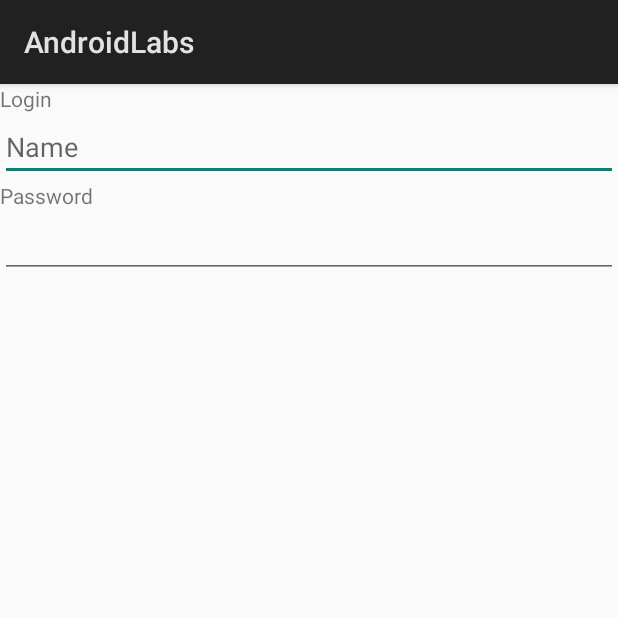
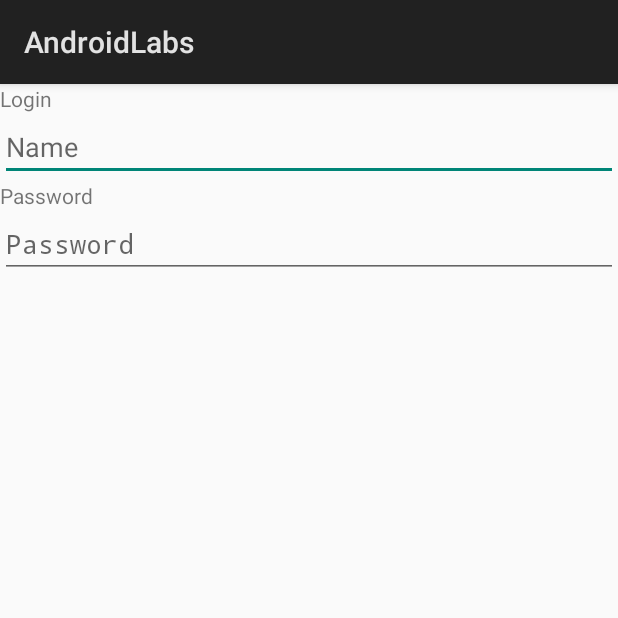
Before and after one commit to curr0250/AndroidLabs2, an Android app: the screen it shows after launch (LoginActivity), on a phone screen of 412 x 824 dp, the top half of it. Run offline under Robolectric (Android 15) with nearby library versions, the phone set to English and light mode, and no system bars.

Commit message:
Latest update of lab 1

```diff
--- a/app/src/main/res/layout/activity_login.xml
+++ b/app/src/main/res/layout/activity_login.xml
@@ -11,7 +11,7 @@
     <TextView
         android:layout_width="match_parent"
         android:layout_height="wrap_content"
-        android:text="Login" />
+        android:text="@string/Login" />
 
     <EditText
         android:id="@+id/editText"
@@ -19,17 +19,18 @@
         android:layout_height="wrap_content"
         android:ems="10"
         android:inputType="textPersonName"
-        android:hint="Name" />
+        android:hint="@string/Name" />
     <TextView
         android:layout_width="match_parent"
         android:layout_height="wrap_content"
-        android:text="Password" />
+        android:text="@string/password" />
 
     <EditText
         android:id="@+id/editText2"
         android:layout_width="match_parent"
         android:layout_height="wrap_content"
         android:ems="10"
-        android:inputType="textPassword" />
+        android:inputType="textPassword"
+        android:hint="@string/password"/>
 
 </LinearLayout>
--- a/app/src/main/res/values/strings.xml
+++ b/app/src/main/res/values/strings.xml
@@ -2,5 +2,7 @@
     <string name="app_name">AndroidLabs</string>
     <string name="hello_message">Hello World!</string>
     <string name="ButtonText">I\'m a button</string>
-    <string name="TextView">Login</string>
+    <string name="Login">Login</string>
+    <string name="password">Password</string>
+    <string name="Name">Name</string>
 </resources>
```
Also changed, not shown: 1 other file.
